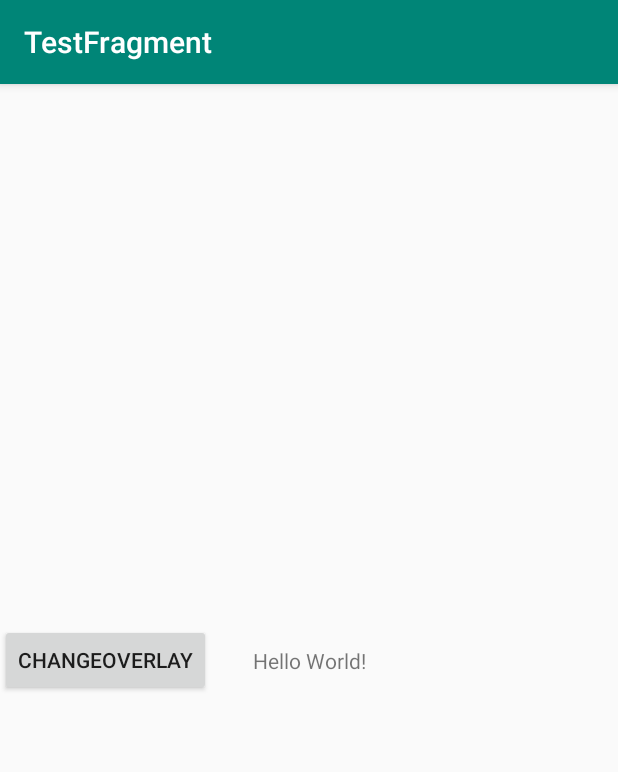
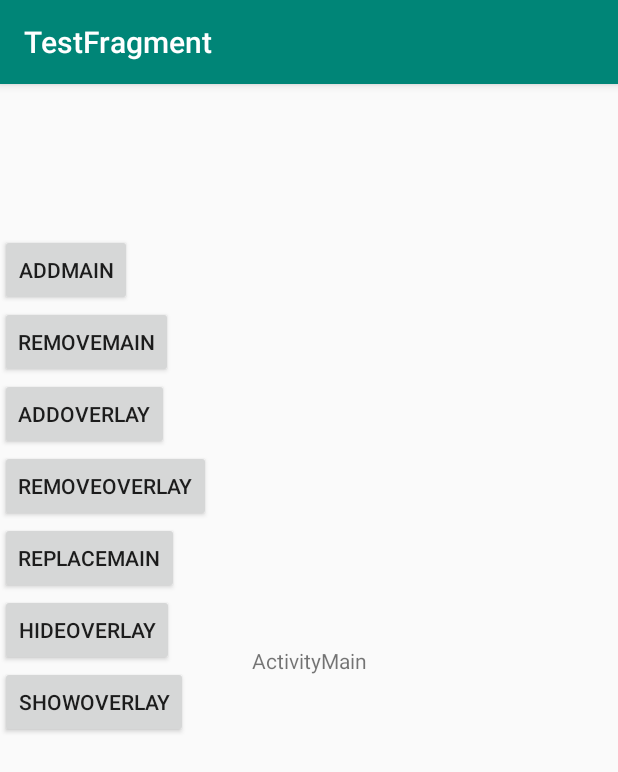
Before and after one commit to AlbertSnow/LifeCycle, an Android app: the screen it shows after launch (MainActivity), on a phone screen of 412 x 824 dp. Shown: the top 772 px of the screen. Run offline under Robolectric (Android 15) with nearby library versions, the phone set to English and light mode, and no system bars.

```diff
--- /dev/null
+++ b/app/src/main/java/com/sogou/babel/testfragment/MainReplaceFragment.kt
@@ -0,0 +1,108 @@
+package com.sogou.babel.testfragment
+
+import android.content.Context
+import android.net.Uri
+import android.os.Bundle
+import androidx.fragment.app.Fragment
+import android.view.LayoutInflater
+import android.view.View
+import android.view.ViewGroup
+import android.widget.Toast
+import androidx.annotation.NonNull
+
+// TODO: Rename parameter arguments, choose names that match
+// the fragment initialization parameters, e.g. ARG_ITEM_NUMBER
+private const val ARG_PARAM1 = "param1"
+private const val ARG_PARAM2 = "param2"
+
+/**
+ * A simple [Fragment] subclass.
+ * Activities that contain this fragment must implement the
+ * [MainReplaceFragment.OnFragmentInteractionListener] interface
+ * to handle interaction events.
+ * Use the [MainReplaceFragment.newInstance] factory method to
+ * create an instance of this fragment.
+ */
+class MainReplaceFragment : BaseFragment() {
+    // TODO: Rename and change types of parameters
+    private var param1: String? = null
+    private var param2: String? = null
+    private var listener: OnFragmentInteractionListener? = null
+
+    override fun onCreate(savedInstanceState: Bundle?) {
+        super.onCreate(savedInstanceState)
+        arguments?.let {
+            param1 = it.getString(ARG_PARAM1)
+            param2 = it.getString(ARG_PARAM2)
+        }
+    }
+
+    override fun onCreateView(
+        inflater: LayoutInflater, container: ViewGroup?,
+        savedInstanceState: Bundle?
+    ): View? {
+        // Inflate the layout for this fragment
+        val rootView =  inflater.inflate(R.layout.replace_fragment_main, container, false)
+        rootView.findViewById<View>(R.id.test_btn).setOnClickListener {
+            Toast.makeText(it.context, "Hello", Toast.LENGTH_LONG).show()
+        }
+
+        return rootView
+    }
+
+    // TODO: Rename method, update argument and hook method into UI event
+    fun onButtonPressed(uri: Uri) {
+        listener?.onFragmentInteraction(uri)
+    }
+
+    override fun onAttach(context: Context?) {
+        super.onAttach(context)
+        if (context is OnFragmentInteractionListener) {
+            listener = context
+        }
+//        else {
+//            throw RuntimeException(context.toString() + " must implement OnFragmentInteractionListener")
+//        }
+    }
+
+    override fun onDetach() {
+        super.onDetach()
+        listener = null
+    }
+
+    /**
+     * This interface must be implemented by activities that contain this
+     * fragment to allow an interaction in this fragment to be communicated
+     * to the activity and potentially other fragments contained in that
+     * activity.
+     *
+     *
+     * See the Android Training lesson [Communicating with Other Fragments]
+     * (http://developer.android.com/training/basics/fragments/communicating.html)
+     * for more information.
+     */
+    interface OnFragmentInteractionListener {
+        // TODO: Update argument type and name
+        fun onFragmentInteraction(uri: Uri)
+    }
+
+    companion object {
+        /**
+         * Use this factory method to create a new instance of
+         * this fragment using the provided parameters.
+         *
+         * @param param1 Parameter 1.
+         * @param param2 Parameter 2.
+         * @return A new instance of fragment MainReplaceFragment.
+         */
+        // TODO: Rename and change types and number of parameters
+        @JvmStatic
+        fun newInstance(param1: String, param2: String) =
+            MainReplaceFragment().apply {
+                arguments = Bundle().apply {
+                    putString(ARG_PARAM1, param1)
+                    putString(ARG_PARAM2, param2)
+                }
+            }
+    }
+}
--- a/app/src/main/res/layout/activity_main.xml
+++ b/app/src/main/res/layout/activity_main.xml
@@ -9,7 +9,7 @@
     <TextView
         android:layout_width="wrap_content"
         android:layout_height="wrap_content"
-        android:text="Hello World!"
+        android:text="ActivityMain"
         app:layout_constraintBottom_toBottomOf="parent"
         app:layout_constraintLeft_toLeftOf="parent"
         app:layout_constraintRight_toRightOf="parent"
@@ -35,14 +35,76 @@
         app:layout_constraintRight_toRightOf="parent"
         />
 
+
     <Button
-        android:id="@+id/change_overlay_btn"
+        android:id="@+id/add_main_btn"
         android:layout_width="wrap_content"
         android:layout_height="wrap_content"
-        android:text="ChangeOverLay"
+        android:text="AddMain"
+        android:onClick="addMain"
         app:layout_constraintLeft_toLeftOf="parent"
         app:layout_constraintTop_toTopOf="parent"
-        app:layout_constraintBottom_toBottomOf="parent"
+        android:layout_marginTop="100dp"
+        />
+
+    <Button
+        android:id="@+id/remove_main_btn"
+        android:layout_width="wrap_content"
+        android:layout_height="wrap_content"
+        android:text="removeMain"
+        android:onClick="removeMain"
+        app:layout_constraintLeft_toLeftOf="parent"
+        app:layout_constraintTop_toBottomOf="@id/add_main_btn"
+        />
+
+    <Button
+        android:id="@+id/add_overlay"
+        android:layout_width="wrap_content"
+        android:layout_height="wrap_content"
+        android:text="addOverlay"
+        android:onClick="addOverlay"
+        app:layout_constraintLeft_toLeftOf="parent"
+        app:layout_constraintTop_toBottomOf="@id/remove_main_btn"
+        />
+
+    <Button
+        android:id="@+id/remove_overlay"
+        android:layout_width="wrap_content"
+        android:layout_height="wrap_content"
+        android:text="removeOverlay"
+        android:onClick="removeOverlay"
+        app:layout_constraintLeft_toLeftOf="parent"
+        app:layout_constraintTop_toBottomOf="@id/add_overlay"
+        />
+
+    <Button
+        android:id="@+id/replace_main_btn"
+        android:layout_width="wrap_content"
+        android:layout_height="wrap_content"
+        android:text="ReplaceMain"
+        app:layout_constraintLeft_toLeftOf="parent"
+        app:layout_constraintTop_toBottomOf="@id/remove_overlay"
+        android:onClick="replaceMain"
+        />
+
+    <Button
+        android:id="@+id/hide_overlay_btn"
+        android:layout_width="wrap_content"
+        android:layout_height="wrap_content"
+        android:text="hideOverlay"
+        app:layout_constraintLeft_toLeftOf="parent"
+        app:layout_constraintTop_toBottomOf="@id/replace_main_btn"
+        android:onClick="hideOverlay"
+        />
+
+    <Button
+        android:id="@+id/show_overlay_btn"
+        android:layout_width="wrap_content"
+        android:layout_height="wrap_content"
+        android:text="showOverlay"
+        app:layout_constraintLeft_toLeftOf="parent"
+        app:layout_constraintTop_toBottomOf="@id/hide_overlay_btn"
+        android:onClick="showOverlay"
         />
 
 </androidx.constraintlayout.widget.ConstraintLayout>
```
Also changed, not shown: app/src/main/java/com/sogou/babel/testfragment/MainActivity.kt (+30 -32 lines), app/src/main/res/layout/replace_fragment_main.xml (added, +23 -0 lines).
